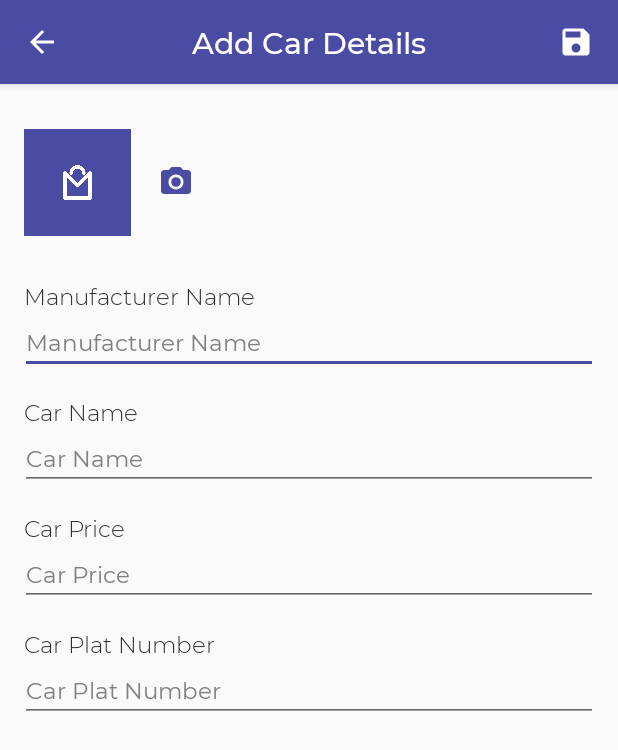
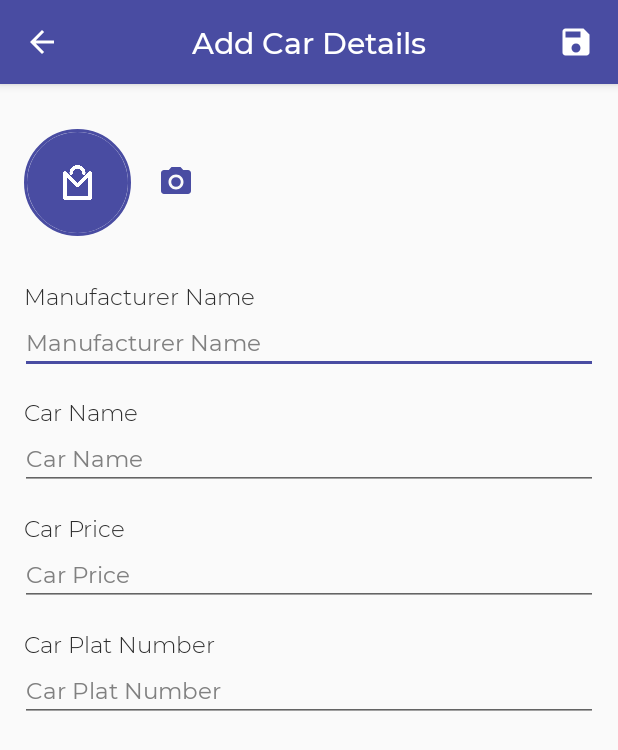
Before and after one commit to mmuhamadamirzaidi/ElkenCarAppTest, an Android app: the AddCarDetailActivity screen opened directly, with no data from a screen before it, on a phone screen of 412 x 824 dp. Shown: the top 750 px of the screen. Run offline under Robolectric (Android 15) with nearby library versions, the phone set to English and light mode, and no system bars; our stand-ins replace CircleImageView; libraries missing offline, so code that uses them is left out: com.theartofdev.edmodo.

Commit message:
Fix Choose Image Button

```diff
--- a/app/src/main/java/com/mmuhamadamirzaidi/elkencarapptest/Modules/AddCarDetailActivity.java
+++ b/app/src/main/java/com/mmuhamadamirzaidi/elkencarapptest/Modules/AddCarDetailActivity.java
@@ -25,7 +25,7 @@ import java.io.ByteArrayOutputStream;
 
 public class AddCarDetailActivity extends AppCompatActivity {
 
-    ImageView add_detail_icon_back, add_detail_icon_save, add_detail_image_car_choose;
+    ImageView add_detail_icon_back, add_detail_icon_save, add_detail_image_car_choose, add_detail_image_car_preview;
 
     EditText add_detail_manufacturer, add_detail_name, add_detail_price, add_detail_plat_number;
 
@@ -40,7 +40,10 @@ public class AddCarDetailActivity extends AppCompatActivity {
 
         add_detail_icon_back = findViewById(R.id.add_detail_icon_back);
         add_detail_icon_save = findViewById(R.id.add_detail_icon_save);
+
         add_detail_image_car_choose = findViewById(R.id.add_detail_image_car_choose);
+
+        add_detail_image_car_preview = findViewById(R.id.add_detail_image_car_preview);
 
         add_detail_manufacturer = findViewById(R.id.add_detail_manufacturer);
         add_detail_name = findViewById(R.id.add_detail_name);
@@ -133,7 +136,8 @@ public class AddCarDetailActivity extends AppCompatActivity {
             if (resultCode == RESULT_OK) {
                 Uri resultUri = result.getUri();
 
-                add_detail_image_car_choose.setImageURI(resultUri);
+                add_detail_image_car_preview.setImageURI(resultUri);
+
             } else if (resultCode == CropImage.CROP_IMAGE_ACTIVITY_RESULT_ERROR_CODE) {
                 Exception error = result.getError();
             }
--- a/app/src/main/res/layout/activity_add_car_detail.xml
+++ b/app/src/main/res/layout/activity_add_car_detail.xml
@@ -69,23 +69,23 @@
                 android:orientation="horizontal"
                 android:layout_marginTop="30dp">
 
-<!--                <de.hdodenhof.circleimageview.CircleImageView-->
+                <de.hdodenhof.circleimageview.CircleImageView
+                    android:layout_gravity="center"
+                    android:id="@+id/add_detail_image_car_preview"
+                    android:layout_width="71dp"
+                    android:layout_height="71dp"
+                    android:layout_marginStart="16dp"
+                    android:src="@drawable/logoround"
+                    app:civ_border_color="@color/colorPrimaryDark"
+                    app:civ_border_width="2dp" />
+
+<!--                <ImageView-->
 <!--                    android:layout_gravity="center"-->
 <!--                    android:id="@+id/add_detail_image_car_choose"-->
 <!--                    android:layout_width="71dp"-->
 <!--                    android:layout_height="71dp"-->
 <!--                    android:layout_marginStart="16dp"-->
-<!--                    android:src="@drawable/logoround"-->
-<!--                    app:civ_border_color="@color/colorPrimaryDark"-->
-<!--                    app:civ_border_width="2dp" />-->
-
-                <ImageView
-                    android:layout_gravity="center"
-                    android:id="@+id/add_detail_image_car_choose"
-                    android:layout_width="71dp"
-                    android:layout_height="71dp"
-                    android:layout_marginStart="16dp"
-                    android:src="@drawable/logoround"/>
+<!--                    android:src="@drawable/logoround"/>-->
 
                 <LinearLayout
                     android:layout_gravity="center"
@@ -95,6 +95,7 @@
                     android:orientation="vertical">
 
                     <ImageView
+                        android:id="@+id/add_detail_image_car_choose"
                         android:layout_width="wrap_content"
                         android:layout_height="wrap_content"
                         android:src="@drawable/ic_photo_camera_primary_24dp" />
```
